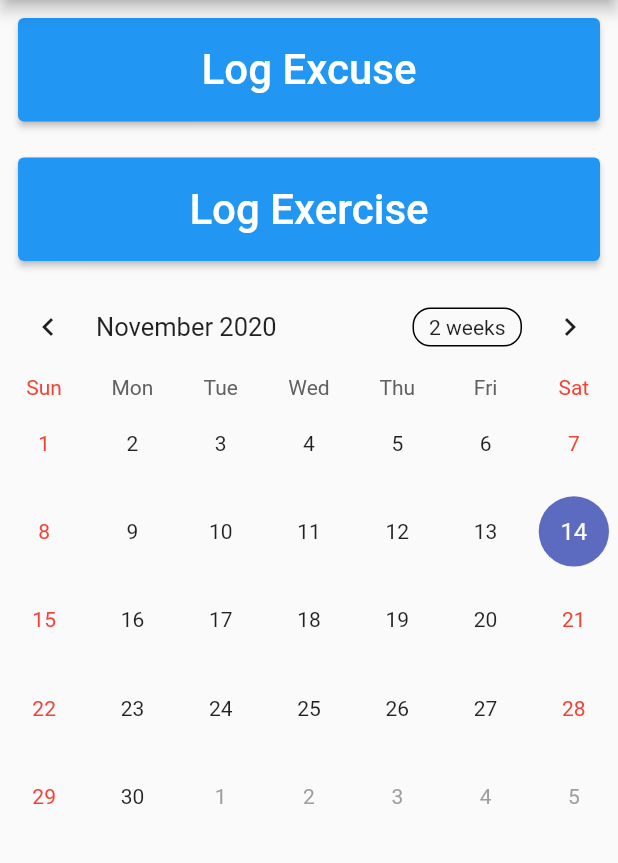
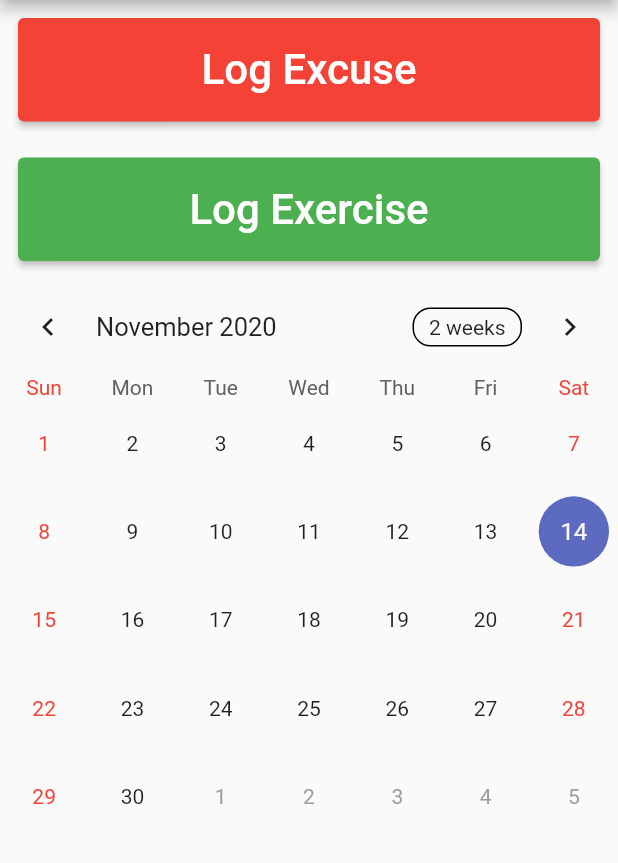
Before and after one commit to unterkoefler/xcuseme-app, a Flutter app: the screen it shows after launch, on a phone screen of 412 x 824 dp, the part 84-947 px from its top. Run offline on Flutter 3.47's test engine with Material 2 defaults, Android fonts, the phone set to English and light mode, and no system bars; drawn by our look-alikes of table_calendar; our stand-ins replace sqflite; accounts and stored records are empty.

Commit message:
ugly but working colors

```diff
--- a/lib/main.dart
+++ b/lib/main.dart
@@ -38,17 +38,34 @@ class XCuseMeScaffold extends StatelessWidget {
   }
 }
 
+final Map<EventType, String> PATHS = {
+  EventType.EXCUSE: '/log-excuse',
+  EventType.EXERCISE: '/log-exercise'
+};
+final Map<EventType, String> LABELS = {
+  EventType.EXCUSE: 'Log Excuse',
+  EventType.EXERCISE: 'Log Exercise'
+};
+final Map<EventType, Color> TYPE_COLORS = {
+  EventType.EXCUSE: Colors.red,
+  EventType.EXERCISE: Colors.green
+};
+
 class HomePage extends StatelessWidget {
   final CalendarController _calendarController = CalendarController();
 
-  Widget _logButton(BuildContext context, String label) {
-    String next = label == 'Log Excuse' ? '/log-excuse' : '/log-exercise';
+  Widget _logButton(BuildContext context, EventType type) {
+    String next = PATHS[type];
+    String label = LABELS[type];
+    Color color = TYPE_COLORS[type];
+
     return Container(
         width: double.infinity,
         margin: EdgeInsets.all(12.0),
         child: ElevatedButton(
             style: ButtonStyle(
-                padding: MaterialStateProperty.all(EdgeInsets.all(18.0))),
+                padding: MaterialStateProperty.all(EdgeInsets.all(18.0)),
+                backgroundColor: MaterialStateProperty.all(color)),
             child: Text(label, textScaleFactor: 2),
             onPressed: () {
               Navigator.pushNamed(
@@ -63,8 +80,8 @@ class HomePage extends StatelessWidget {
     return SingleChildScrollView(
         child: Column(
       children: <Widget>[
-        _logButton(context, 'Log Excuse'),
-        _logButton(context, 'Log Exercise'),
+        _logButton(context, EventType.EXCUSE),
+        _logButton(context, EventType.EXERCISE),
         Consumer<Model>(builder: (context, model, child) {
           return XCuseCalendar(model, _calendarController);
         }),
@@ -83,34 +100,47 @@ class XCuseCalendar extends StatelessWidget {
     });
   }
 
+  Widget _buildEventMarker(DateTime dt, Event event) {
+    Color color = TYPE_COLORS[event.type];
+    return SizedBox.expand(
+      child: Container(
+        margin: const EdgeInsets.all(12.0),
+        decoration: BoxDecoration(
+          shape: BoxShape.circle,
+          color: color.withAlpha(80),
+        ),
+      ),
+    );
+  }
+
   @override
   Widget build(BuildContext context) {
-    print(_events_for_cal);
     return TableCalendar(
       calendarController: _calendarController,
       events: _events_for_cal,
       calendarStyle: CalendarStyle(
         markersColor: Colors.deepOrange[400],
       ),
+      builders:
+          CalendarBuilders(markersBuilder: (context, date, events, holidays) {
+        if (events.isNotEmpty) {
+          return <Widget>[_buildEventMarker(date, events[0])];
+        } else {
+          return <Widget>[];
+        }
+      }),
     );
   }
 }
 
 class LogExcusePage extends StatefulWidget {
-  //Function addExcuse;
-
-  // LogExcusePage(this.addExcuse);
-
   @override
-  _LogExcuseState createState() => _LogExcuseState(/*addExcuse*/);
+  _LogExcuseState createState() => _LogExcuseState();
 }
 
 class _LogExcuseState extends State<LogExcusePage> {
   DateTime selectedDate = DateTime.now();
   TextEditingController _controller;
-  //Function addExcuse;
-
-  //_LogExcuseState(this.addExcuse);
 
   void initState() {
     super.initState();
@@ -170,20 +200,13 @@ class _LogExcuseState extends State<LogExcusePage> {
 }
 
 class LogExercisePage extends StatefulWidget {
-  //Function addExercise;
-
-  //LogExercisePage(this.addExercise);
-
   @override
-  _LogExerciseState createState() => _LogExerciseState(/*addExercise*/);
+  _LogExerciseState createState() => _LogExerciseState();
 }
 
 class _LogExerciseState extends State<LogExercisePage> {
   DateTime selectedDate = DateTime.now();
   TextEditingController _controller;
-  // Function addExercise;
-
-  //_LogExerciseState(this.addExercise);
 
   void initState() {
     super.initState();
--- a/lib/model.dart
+++ b/lib/model.dart
@@ -1,6 +1,7 @@
 import 'package:flutter/foundation.dart';
 import 'package:xcuseme/database.dart';
 import 'package:provider/provider.dart';
+import 'package:flutter/material.dart';
 
 class Model extends ChangeNotifier {
   Map<DateTime, Event> _events;
```
